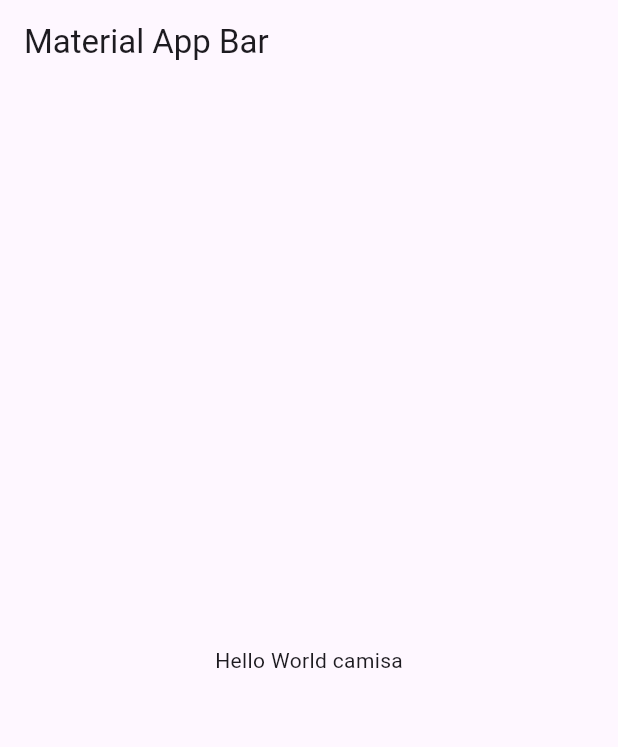
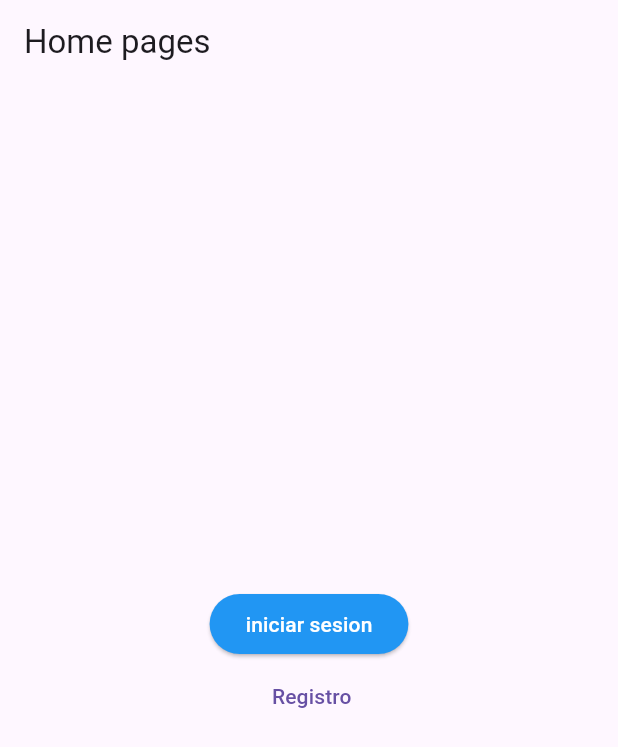
Before and after one commit to FernandoZuniga97/tsr, a Flutter app: the screen it shows after launch, on a phone screen of 412 x 824 dp. Shown: the top 747 px of the screen. Run offline on Flutter 3.47's test engine with Material 3 defaults, Android fonts, the light colour scheme and no system bars.

Commit message:
se añadio carpetas que contienen archivos funcionales en otras palabras la base esta creada

```diff
--- /dev/null
+++ b/hakuna_matata/lib/pages/home.dart
@@ -0,0 +1,73 @@
+import 'package:hakuna_matata/routes/myroutes.dart';
+import 'package:flutter/material.dart';
+
+class Home extends StatelessWidget {
+  const Home({super.key,});
+
+  @override
+  Widget build(BuildContext context) {
+    return Scaffold(
+      appBar: AppBar(
+        title: const Text('Home pages'),
+      ),
+      body: Center(
+        child: Column(
+          mainAxisSize: MainAxisSize.min,
+          children: [
+            PrimaryButton(
+              text: 'iniciar sesion',
+              onPressed: () {
+                // * Navegación a otra pantalla
+                Navigator.pushNamed(context, MyRoutes.start.name);
+              },
+            ),
+            SecondaryButton(
+              text: ' Registro',
+              onPressed: () {
+                // * Navegación a otra pantalla y reemplazar
+                //* la pila de navegación
+                Navigator.pushNamed(context, MyRoutes.registro.name);
+              },
+            ),
+          ],
+        ),
+      ),
+    );
+  }
+}
+
+// *  Otros widgets
+
+class PrimaryButton extends StatelessWidget {
+  const PrimaryButton({super.key, required this.text, this.onPressed});
+
+  final String text;
+  final Function()? onPressed;
+
+  @override
+  Widget build(BuildContext context) {
+    return ElevatedButton(
+      style: ElevatedButton.styleFrom(
+        backgroundColor: Colors.blue, // color de fondo
+        foregroundColor: Colors.white, // color de texto
+      ),
+      onPressed: onPressed,
+      child: Text(text),
+    );
+  }
+}
+
+class SecondaryButton extends StatelessWidget {
+  const SecondaryButton({super.key, required this.text, this.onPressed});
+
+  final String text;
+  final Function()? onPressed;
+
+  @override
+  Widget build(BuildContext context) {
+    return TextButton(
+      onPressed: onPressed,
+      child: Text(text),
+    );
+  }
+}
--- /dev/null
+++ b/hakuna_matata/lib/pages/registro.dart
@@ -0,0 +1,21 @@
+import 'package:hakuna_matata/routes/myroutes.dart';
+import 'package:flutter/material.dart';
+
+class Registro extends StatelessWidget {
+  const Registro({super.key,});
+
+  @override
+  Widget build(BuildContext context) {
+    return MaterialApp(
+      title: 'Material App',
+      home: Scaffold(
+        appBar: AppBar(
+          title: const Text('Material App Bar'),
+        ),
+        body: const Center(
+          child: Text('registro'),
+        ),
+      ),
+    );
+  }
+}
--- /dev/null
+++ b/hakuna_matata/lib/pages/start.dart
@@ -0,0 +1,21 @@
+import 'package:hakuna_matata/routes/myroutes.dart';
+import 'package:flutter/material.dart';
+
+class Start extends StatelessWidget {
+  const Start({super.key,});
+
+  @override
+  Widget build(BuildContext context) {
+    return MaterialApp(
+      title: 'Material App',
+      home: Scaffold(
+        appBar: AppBar(
+          title: const Text('Material App Bar'),
+        ),
+        body: const Center(
+          child: Text('Inicio'),
+        ),
+      ),
+    );
+  }
+}
--- /dev/null
+++ b/hakuna_matata/lib/routes/myroutes.dart
@@ -0,0 +1,6 @@
+enum MyRoutes {
+  home,
+  registro,
+  start,
+  auth,
+}
--- /dev/null
+++ b/hakuna_matata/lib/routes/router.dart
@@ -0,0 +1,12 @@
+
+import 'package:hakuna_matata/pages/home.dart';
+import 'package:hakuna_matata/routes/myroutes.dart';
+import 'package:hakuna_matata/pages/registro.dart';
+import 'package:hakuna_matata/pages/start.dart';
+import 'package:flutter/material.dart';
+
+final Map<String, Widget Function(BuildContext)> routes = {
+  MyRoutes.home.name: (context) => const Home(),
+  MyRoutes.registro.name: (context) => const Registro(),
+  MyRoutes.start.name: (context) => const Start(),
+};
```
Also changed, not shown: hakuna_matata/lib/main.dart (+34 -7 lines).
